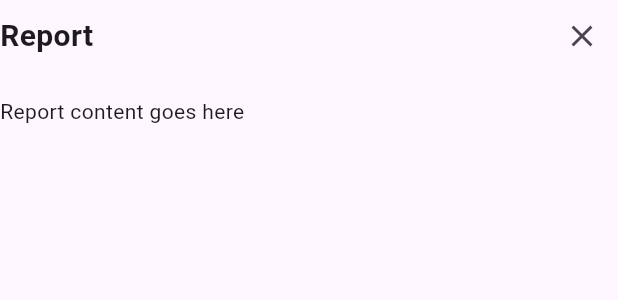
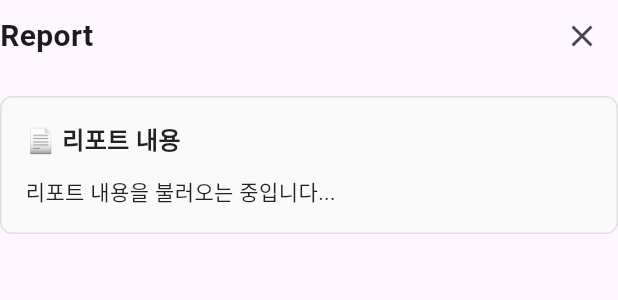
Before and after one commit to wasseobi/seobi-frontend, a Flutter app: the ReportArticle widget shown alone on an empty page, opened directly, on a phone screen of 412 x 824 dp. Shown: the top 300 px of the screen. Run offline on Flutter 3.47's test engine with Material 3 defaults, Android fonts, the phone set to English and light mode, and no system bars; drawn by our look-alikes of flutter_markdown; our stand-ins replace flutter_dotenv, flutter_keyboard_visibility, flutter_svg, flutter_tts, google_sign_in, shared_preferences and 1 more; accounts and stored records are empty; network calls fail.

Commit message:
데일리 리포트 조회 가능

```diff
--- a/lib/ui/components/articles/reports/report_article.dart
+++ b/lib/ui/components/articles/reports/report_article.dart
@@ -1,10 +1,17 @@
 import 'package:flutter/material.dart';
+import 'package:flutter_markdown/flutter_markdown.dart';
 
 class ReportArticle extends StatelessWidget {
-  const ReportArticle({super.key});
+  final Map<String, dynamic>? content;
+  final String? reportType;
+
+  const ReportArticle({super.key, this.content, this.reportType});
 
   @override
   Widget build(BuildContext context) {
+    final reportText = content?['text'] ?? '리포트 내용을 불러오는 중입니다...';
+    final typeTitle = _getTypeTitle();
+
     return Column(
       mainAxisSize: MainAxisSize.min,
       crossAxisAlignment: CrossAxisAlignment.start,
@@ -12,9 +19,9 @@ class ReportArticle extends StatelessWidget {
         Row(
           mainAxisAlignment: MainAxisAlignment.spaceBetween,
           children: [
-            const Text(
-              'Report',
-              style: TextStyle(fontSize: 20, fontWeight: FontWeight.bold),
+            Text(
+              typeTitle,
+              style: const TextStyle(fontSize: 20, fontWeight: FontWeight.bold),
             ),
             IconButton(
               icon: const Icon(Icons.close),
@@ -23,9 +30,83 @@ class ReportArticle extends StatelessWidget {
           ],
         ),
         const SizedBox(height: 16),
-        // Add your report content here
-        const Text('Report content goes here'),
+
+        // 리포트 텍스트 내용 (마크다운 렌더링)
+        Container(
+          width: double.infinity,
+          padding: const EdgeInsets.all(16),
+          decoration: BoxDecoration(
+            color: Colors.grey[50],
+            borderRadius: BorderRadius.circular(8),
+            border: Border.all(color: Colors.grey[300]!),
+          ),
+          child: Column(
+            crossAxisAlignment: CrossAxisAlignment.start,
+            children: [
+              const Text(
+                '📄 리포트 내용',
+                style: TextStyle(
+                  fontSize: 16,
+                  fontWeight: FontWeight.bold,
+                  color: Colors.black87,
+                ),
+              ),
+              const SizedBox(height: 12),
+              // 마크다운 렌더링
+              MarkdownBody(
+                data: reportText,
+                styleSheet: MarkdownStyleSheet(
+                  h1: const TextStyle(
+                    fontSize: 18,
+                    fontWeight: FontWeight.bold,
+                    color: Colors.black87,
+                  ),
+                  h2: const TextStyle(
+                    fontSize: 16,
+                    fontWeight: FontWeight.w600,
+                    color: Colors.black87,
+                  ),
+                  h3: const TextStyle(
+                    fontSize: 14,
+                    fontWeight: FontWeight.w500,
+                    color: Colors.black87,
+                  ),
+                  p: const TextStyle(
+                    fontSize: 14,
+                    color: Colors.black87,
+                    height: 1.5,
+                  ),
+                  listBullet: const TextStyle(
+                    fontSize: 14,
+                    color: Colors.black87,
+                  ),
+                  horizontalRuleDecoration: BoxDecoration(
+                    border: Border(
+                      top: BorderSide(width: 1.0, color: Colors.grey[400]!),
+                    ),
+                  ),
+                ),
+                selectable: true, // 텍스트 선택 가능
+              ),
+            ],
+          ),
+        ),
+
+        const SizedBox(height: 24),
       ],
     );
   }
+
+  String _getTypeTitle() {
+    switch (reportType?.toLowerCase()) {
+      case 'daily':
+        return 'Daily Report';
+      case 'weekly':
+        return 'Weekly Report';
+      case 'monthly':
+        return 'Monthly Report';
+      default:
+        return 'Report';
+    }
+  }
 }
--- a/lib/ui/components/articles/reports/report_card.dart
+++ b/lib/ui/components/articles/reports/report_card.dart
@@ -169,7 +169,7 @@ class ReportCard extends StatelessWidget {
           context,
           listen: false,
         );
-        viewModel.showReportBottomSheet(context);
+        viewModel.showReportBottomSheet(context, report.id);
       },
       child: buildCardContent(),
     );
--- a/lib/ui/components/articles/reports/report_card_model.dart
+++ b/lib/ui/components/articles/reports/report_card_model.dart
@@ -9,6 +9,7 @@ class ReportCardModel {
   final int activeDots;
   final double progress;
   final String? imageUrl;
+  final Map<String, dynamic>? content;
 
   const ReportCardModel({
     required this.id,
@@ -18,6 +19,7 @@ class ReportCardModel {
     this.activeDots = 3,
     this.progress = 0.0,
     this.imageUrl,
+    this.content,
   });
 
   /// Map에서 ReportCardModel 객체로 변환하는 팩토리 메소드
@@ -33,6 +35,7 @@ class ReportCardModel {
       activeDots: map['activeDots'] as int? ?? 3,
       progress: (map['progress'] as num?)?.toDouble() ?? 0.0,
       imageUrl: map['imageUrl']?.toString(),
+      content: map['content'] as Map<String, dynamic>?,
     );
   }
 
@@ -46,6 +49,7 @@ class ReportCardModel {
       'activeDots': activeDots,
       'progress': progress,
       'imageUrl': imageUrl,
+      'content': content,
     };
   }
 
@@ -58,6 +62,7 @@ class ReportCardModel {
     int? activeDots,
     double? progress,
     String? imageUrl,
+    Map<String, dynamic>? content,
   }) {
     return ReportCardModel(
       id: id ?? this.id,
@@ -67,6 +72,7 @@ class ReportCardModel {
       activeDots: activeDots ?? this.activeDots,
       progress: progress ?? this.progress,
       imageUrl: imageUrl ?? this.imageUrl,
+      content: content ?? this.content,
     );
   }
 }
--- a/lib/ui/components/bottom_sheet/bottom_sheet.dart
+++ b/lib/ui/components/bottom_sheet/bottom_sheet.dart
@@ -6,14 +6,16 @@ import '../articles/insights/insight_article.dart';
 Future<void> showCommonBottomSheet({
   required BuildContext context,
   required ReportCardType type,
+  Map<String, dynamic>? content,
+  String? reportType,
 }) {
-  Widget content;
+  Widget content_widget;
   switch (type) {
     case ReportCardType.report:
-      content = const ReportArticle();
+      content_widget = ReportArticle(content: content, reportType: reportType);
       break;
     case ReportCardType.insight:
-      content = const InsightArticle();
+      content_widget = const InsightArticle();
       break;
   }
 
@@ -36,7 +38,7 @@ Future<void> showCommonBottomSheet({
               padding: const EdgeInsets.all(16),
               child: SingleChildScrollView(
                 controller: controller,
-                child: content,
+                child: content_widget,
               ),
             ),
       );
```
Also changed, not shown: lib/services/report/report_api_service.dart (added, +158 -0 lines), lib/ui/components/articles/reports/report_card_list_view_model.dart (+238 -6 lines).
